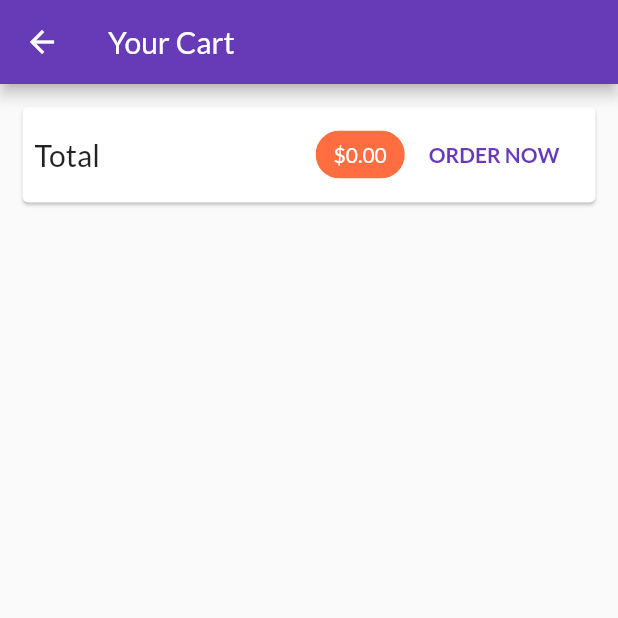
After one commit to RenanLopesAlmeida/flutter_shop_app, a Flutter app: the CartScreen screen opened by its route, on a phone screen of 412 x 824 dp, the top half of it. The commit adds this screen. Run offline on Flutter 3.47's test engine with Material 2 defaults, Android fonts, the phone set to English and light mode, and no system bars; network calls fail.

Commit message:
feature: creation of cart screen

```diff
--- a/lib/main.dart
+++ b/lib/main.dart
@@ -2,6 +2,7 @@ import 'package:flutter/material.dart';
 import 'package:provider/provider.dart';
 import 'package:shop_app/src/providers/cart_provider.dart';
 import 'package:shop_app/src/providers/products_provider.dart';
+import 'package:shop_app/src/screens/cart_screen/cart_screen.dart';
 import 'package:shop_app/src/screens/product_detail_screen/product_detail_screen.dart';
 
 import 'src/screens/products_overview_screen/products_overview_screen.dart';
@@ -20,7 +21,7 @@ class MyApp extends StatelessWidget {
           create: (ctx) => ProductsProvider(),
         ),
         ChangeNotifierProvider(
-          create: (ctx) => CartsProvider(),
+          create: (ctx) => CartProvider(),
         ),
       ],
       child: MaterialApp(
@@ -35,6 +36,7 @@ class MyApp extends StatelessWidget {
         routes: {
           '/product-detail-screen': (ctx) => ProductDetailScreen(),
           '/products-overview-screen': (ctx) => ProductsOverviewScreen(),
+          '/cart-screen': (ctx) => CartScreen(),
         },
         initialRoute: '/products-overview-screen',
       ),
--- a/lib/src/providers/cart_provider.dart
+++ b/lib/src/providers/cart_provider.dart
@@ -1,4 +1,6 @@
 import 'package:flutter/cupertino.dart';
+import 'package:provider/provider.dart';
+import 'package:shop_app/src/providers/products_provider.dart';
 
 class CartItem {
   final String id;
@@ -14,7 +16,7 @@ class CartItem {
   });
 }
 
-class CartsProvider with ChangeNotifier {
+class CartProvider with ChangeNotifier {
   Map<String, CartItem> _items = {};
 
   Map<String, CartItem> get items {
@@ -23,6 +25,15 @@ class CartsProvider with ChangeNotifier {
 
   int get itemCount {
     return _items.length;
+  }
+
+  double get totalAmount {
+    double total = 0;
+    _items.forEach((key, cartItem) {
+      total += cartItem.price * cartItem.quantity;
+    });
+
+    return total;
   }
 
   void addItem(String productId, String productTitle, double price) {
@@ -47,7 +58,6 @@ class CartsProvider with ChangeNotifier {
         ),
       );
     }
-
     notifyListeners();
   }
 }
--- /dev/null
+++ b/lib/src/screens/cart_screen/cart_screen.dart
@@ -0,0 +1,68 @@
+import 'package:flutter/material.dart';
+import 'package:provider/provider.dart';
+import 'package:shop_app/src/providers/cart_provider.dart';
+import 'package:shop_app/src/screens/cart_screen/widgets/cart_item.dart';
+
+class CartScreen extends StatelessWidget {
+  @override
+  Widget build(BuildContext context) {
+    final _cart = Provider.of<CartProvider>(context);
+
+    return Scaffold(
+      appBar: AppBar(
+        title: Text('Your Cart'),
+      ),
+      body: Column(
+        children: <Widget>[
+          Card(
+            margin: EdgeInsets.all(15),
+            child: Padding(
+              padding: EdgeInsets.all(8),
+              child: Row(
+                mainAxisAlignment: MainAxisAlignment.spaceBetween,
+                children: <Widget>[
+                  Text(
+                    'Total',
+                    style: TextStyle(fontSize: 20),
+                  ),
+                  Spacer(),
+                  Chip(
+                    label: Text(
+                      '\$${_cart.totalAmount.toStringAsFixed(2)}',
+                      style: TextStyle(
+                        color:
+                            Theme.of(context).primaryTextTheme.headline6.color,
+                      ),
+                    ),
+                    backgroundColor: Theme.of(context).accentColor,
+                  ),
+                  FlatButton(
+                    child: Text(
+                      'ORDER NOW',
+                      style: TextStyle(fontWeight: FontWeight.bold),
+                    ),
+                    textColor: Theme.of(context).primaryColor,
+                    onPressed: () {},
+                  )
+                ],
+              ),
+            ),
+          ),
+          SizedBox(
+            height: 10,
+          ),
+          Expanded(
+            child: ListView.builder(
+              itemCount: _cart.items.length,
+              itemBuilder: (_, index) => CartItemWidget(
+                  id: _cart.items.values.toList()[index].id,
+                  title: _cart.items.values.toList()[index].title,
+                  price: _cart.items.values.toList()[index].price,
+                  quantity: _cart.items.values.toList()[index].quantity),
+            ),
+          )
+        ],
+      ),
+    );
+  }
+}
--- a/lib/src/screens/products_overview_screen/products_overview_screen.dart
+++ b/lib/src/screens/products_overview_screen/products_overview_screen.dart
@@ -43,14 +43,16 @@ class _ProductsOverviewScreenState extends State<ProductsOverviewScreen> {
               });
             },
           ),
-          Consumer<CartsProvider>(
+          Consumer<CartProvider>(
             builder: (_, cart, child) => Badge(
               value: cart.itemCount.toString(),
               child: child,
             ),
             child: IconButton(
               icon: Icon(Icons.shopping_cart),
-              onPressed: () {},
+              onPressed: () {
+                Navigator.pushNamed(context, '/cart-screen');
+              },
             ),
           )
         ],
--- a/lib/src/shared/widgets/product_item.dart
+++ b/lib/src/shared/widgets/product_item.dart
@@ -7,7 +7,7 @@ class ProductItem extends StatelessWidget {
   @override
   Widget build(BuildContext context) {
     final _product = Provider.of<Product>(context, listen: false);
-    final _cart = Provider.of<CartsProvider>(context, listen: false);
+    final _cart = Provider.of<CartProvider>(context, listen: false);
 
     return Hero(
       tag: '${_product.id}',
```
Also changed, not shown: lib/src/screens/cart_screen/widgets/cart_item.dart (added, +28 -0 lines).
